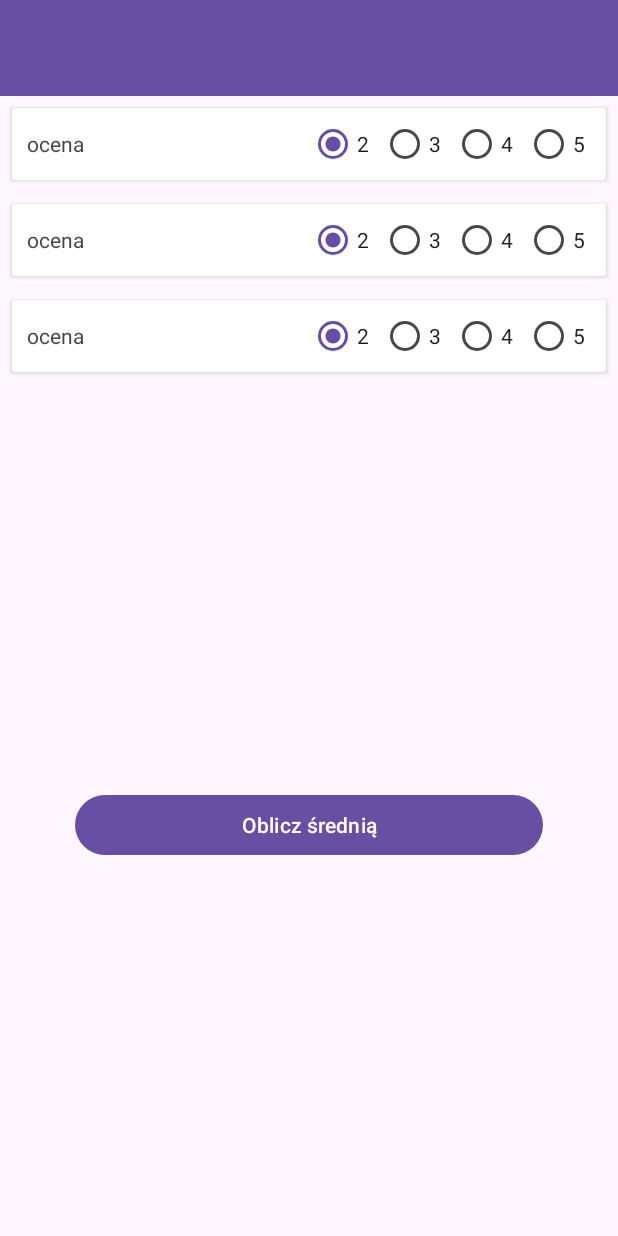
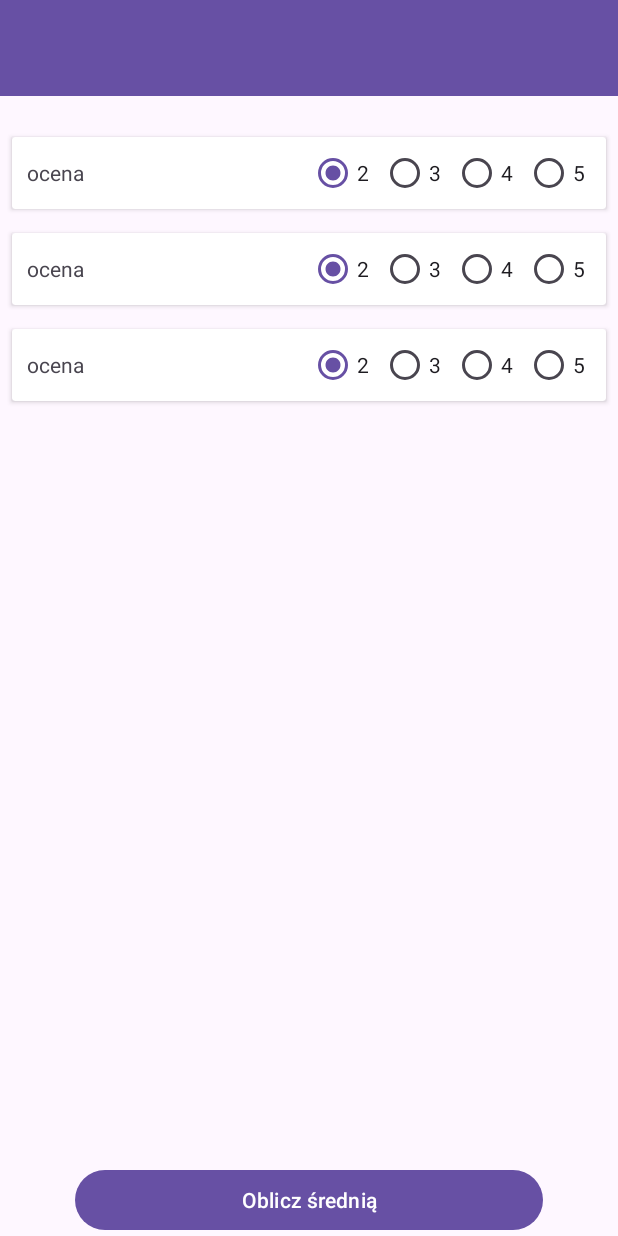
Before and after one commit to wisnieibiszkopty/ProgramowanieAplikacjiAndroid, an Android app: the layout activity_grades.xml on its own in the app's theme, with its tools: preview values and no code run, on a phone screen of 412 x 824 dp. Run offline under Robolectric (Android 15) with nearby library versions, the phone set to English and light mode, and no system bars.

Commit message:
minor changes in user interfaces and data flow (Lab1Activity and GradeActivity)

```diff
--- a/app/src/main/AndroidManifest.xml
+++ b/app/src/main/AndroidManifest.xml
@@ -10,8 +10,9 @@
         android:label="@string/app_name"
         android:roundIcon="@mipmap/ic_launcher_round"
         android:supportsRtl="true"
+        android:enableOnBackInvokedCallback="true"
         android:theme="@style/Theme.ProgramowanieAplikacjiAndroid"
-        tools:targetApi="31">
+        tools:targetApi="tiramisu">
         <activity
             android:name=".Activities.Lab3Activity"
             android:exported="false"
--- a/app/src/main/java/com/example/programowanieaplikacjiandroid/Adapters/GradeAdapter.java
+++ b/app/src/main/java/com/example/programowanieaplikacjiandroid/Adapters/GradeAdapter.java
@@ -55,7 +55,7 @@ public class GradeAdapter extends RecyclerView.Adapter<GradeAdapter.GradeHolder>
         private TextView name;
         private Integer grade = 2;
         private final Map<Integer, Integer> radioButtons;
-        private List<RadioButton> radioButtonsReferences;
+        private final List<RadioButton> radioButtonsReferences;
 
         public GradeHolder(View view){
             super(view);
--- a/app/src/main/res/layout/activity_grades.xml
+++ b/app/src/main/res/layout/activity_grades.xml
@@ -13,24 +13,27 @@
         android:background="?attr/colorPrimary"
         android:elevation="4dp"
         android:theme="@style/ThemeOverlay.AppCompat.ActionBar"
+        app:layout_constraintStart_toStartOf="parent"
         app:layout_constraintTop_toTopOf="parent"
-        app:popupTheme="@style/ThemeOverlay.AppCompat.Light"
-        />
+        app:popupTheme="@style/ThemeOverlay.AppCompat.Light" />
 
     <TextView
         android:id="@+id/student"
         android:layout_width="match_parent"
         android:layout_height="wrap_content"
+        app:layout_constraintEnd_toEndOf="parent"
         app:layout_constraintStart_toStartOf="parent"
-        app:layout_constraintTop_toBottomOf="@+id/grades_list" />
+        app:layout_constraintTop_toBottomOf="@+id/toolbar" />
 
     <androidx.recyclerview.widget.RecyclerView
         android:id="@+id/grades_list"
         android:layout_width="match_parent"
-        android:layout_height="wrap_content"
+        android:layout_height="0dp"
+        app:layout_constraintHeight_percent="0.8"
+        android:clipToPadding="false"
         app:layout_constraintStart_toStartOf="parent"
-        app:layout_constraintTop_toBottomOf="@+id/toolbar"
-        tools:listitem="@layout/grade_component"/>
+        app:layout_constraintTop_toBottomOf="@+id/student"
+        tools:listitem="@layout/grade_component" />
 
     <Button
         android:id="@+id/average_button"
@@ -40,7 +43,6 @@
         android:text="@string/grade_average"
         app:layout_constraintBottom_toBottomOf="parent"
         app:layout_constraintEnd_toEndOf="parent"
-        app:layout_constraintStart_toStartOf="parent"
-        app:layout_constraintTop_toBottomOf="@+id/student" />
+        app:layout_constraintStart_toStartOf="parent" />
 
 </androidx.constraintlayout.widget.ConstraintLayout>
--- a/app/src/main/res/layout/grade_component.xml
+++ b/app/src/main/res/layout/grade_component.xml
@@ -6,7 +6,6 @@
     android:elevation="4dp">
 
 <LinearLayout
-    xmlns:android="http://schemas.android.com/apk/res/android"
     android:layout_height="wrap_content"
     android:layout_width="match_parent"
     android:layout_marginHorizontal="10sp">
@@ -17,8 +16,7 @@
             android:layout_height="match_parent"
             android:layout_weight="1"
             android:gravity="center_vertical"
-            android:text="ocena"
-            />
+            android:text="ocena"/>
 
         <RadioGroup
             android:id="@+id/buttons"
```
Also changed, not shown: app/src/main/java/com/example/programowanieaplikacjiandroid/Activities/GradesActivity.java (+25 -4 lines), app/src/main/java/com/example/programowanieaplikacjiandroid/Activities/Lab1Activity.java (+17 -9 lines), app/src/main/res/layout/activity_lab1.xml (+35 -5 lines).
